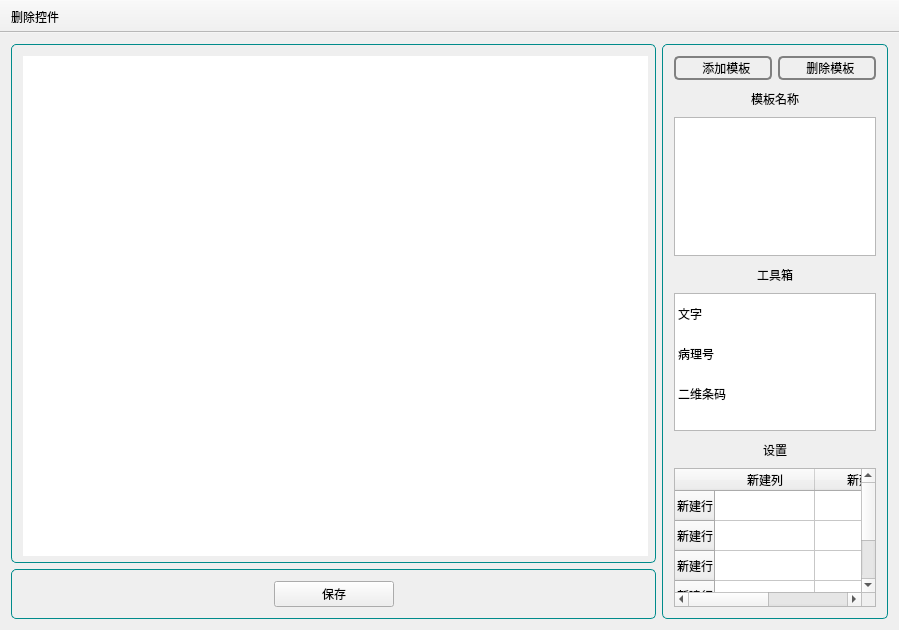
The window that printtemplate/templatesetup.ui (YYC572652645/PatholoSystem) describes before a commit, drawn with Qt 5.
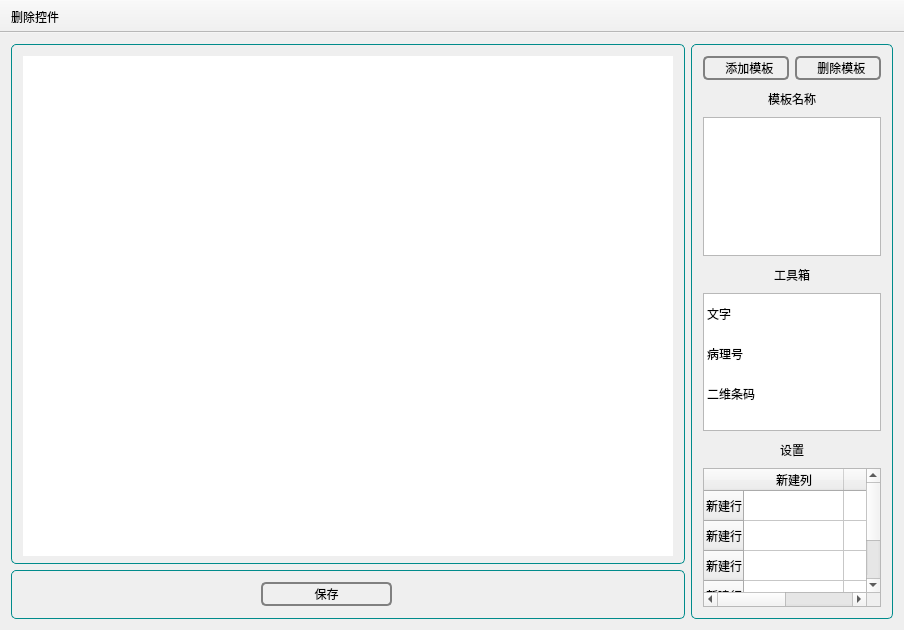
The same window after the commit. Icons and pictures are not drawn. Custom widgets are drawn as their Qt base class.

What changed in the file:
```diff
--- a/printtemplate/templatesetup.ui
+++ b/printtemplate/templatesetup.ui
@@ -6,19 +6,19 @@
    <rect>
     <x>0</x>
     <y>0</y>
-    <width>899</width>
+    <width>904</width>
     <height>630</height>
    </rect>
   </property>
   <property name="minimumSize">
    <size>
-    <width>899</width>
+    <width>904</width>
     <height>630</height>
    </size>
   </property>
   <property name="maximumSize">
    <size>
-    <width>899</width>
+    <width>906</width>
     <height>630</height>
    </size>
   </property>
@@ -35,7 +35,7 @@
          <widget class="QGroupBox" name="groupBox_2">
           <property name="maximumSize">
            <size>
-            <width>645</width>
+            <width>680</width>
             <height>520</height>
            </size>
           </property>
@@ -63,13 +63,13 @@
             <widget class="MoveWidgetControl" name="widgetControl" native="true">
              <property name="minimumSize">
               <size>
-               <width>625</width>
+               <width>650</width>
                <height>500</height>
               </size>
              </property>
              <property name="maximumSize">
               <size>
-               <width>625</width>
+               <width>650</width>
                <height>500</height>
               </size>
              </property>
@@ -138,15 +138,69 @@
               <widget class="QPushButton" name="pushButtonSave">
                <property name="minimumSize">
                 <size>
-                 <width>120</width>
+                 <width>131</width>
                  <height>0</height>
                 </size>
                </property>
+               <property name="styleSheet">
+                <string notr="true">QPushButton
+{
+    background-color: transparent;
+    border-radius:5px;
+    border:2px solid gray;
+    color:black;
+    height:20px;
+}
+
+QPushButton:hover
+{
+    background-color: rgb(0,130,150);
+    border-radius:5px;
+    color:white;
+}
+
+QPushButton:hover:pressed
+{
+    background-color:rgb(85,170,255);
+    border-radius:5px;
+    color:white;
+}</string>
+               </property>
                <property name="text">
                 <string>保存</string>
                </property>
               </widget>
              </item>
+             <item>
+              <spacer name="horizontalSpacer">
+               <property name="orientation">
+                <enum>Qt::Horizontal</enum>
+               </property>
+               <property name="sizeType">
+                <enum>QSizePolicy::Maximum</enum>
+               </property>
+               <property name="sizeHint" stdset="0">
+                <size>
+                 <width>30</width>
+                 <height>20</height>
+                </size>
+               </property>
+              </spacer>
+             </item>
+             <item>
+              <widget class="QLabel" name="labelInfo">
+               <property name="styleSheet">
+                <string notr="true">QLabel
+{
+color:darkred;
+font-size:14px;
+}</string>
+               </property>
+               <property name="text">
+                <string/>
+               </property>
+              </widget>
+             </item>
              <item>
               <spacer name="horizontalSpacer_3">
                <property name="orientation">
```
